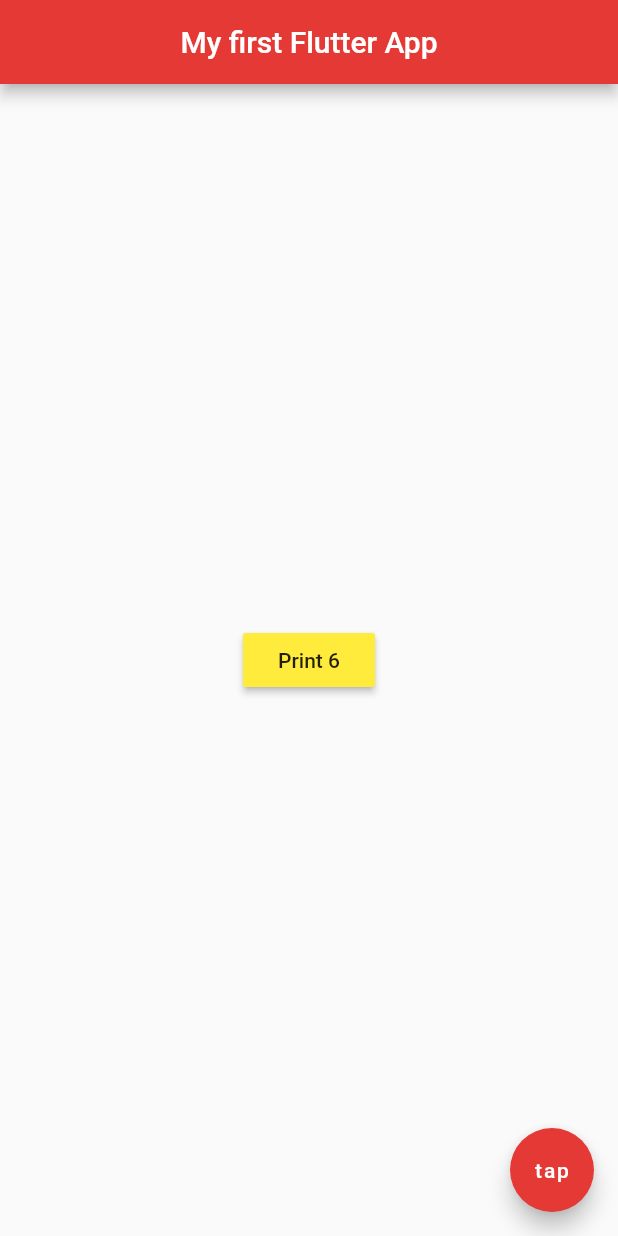
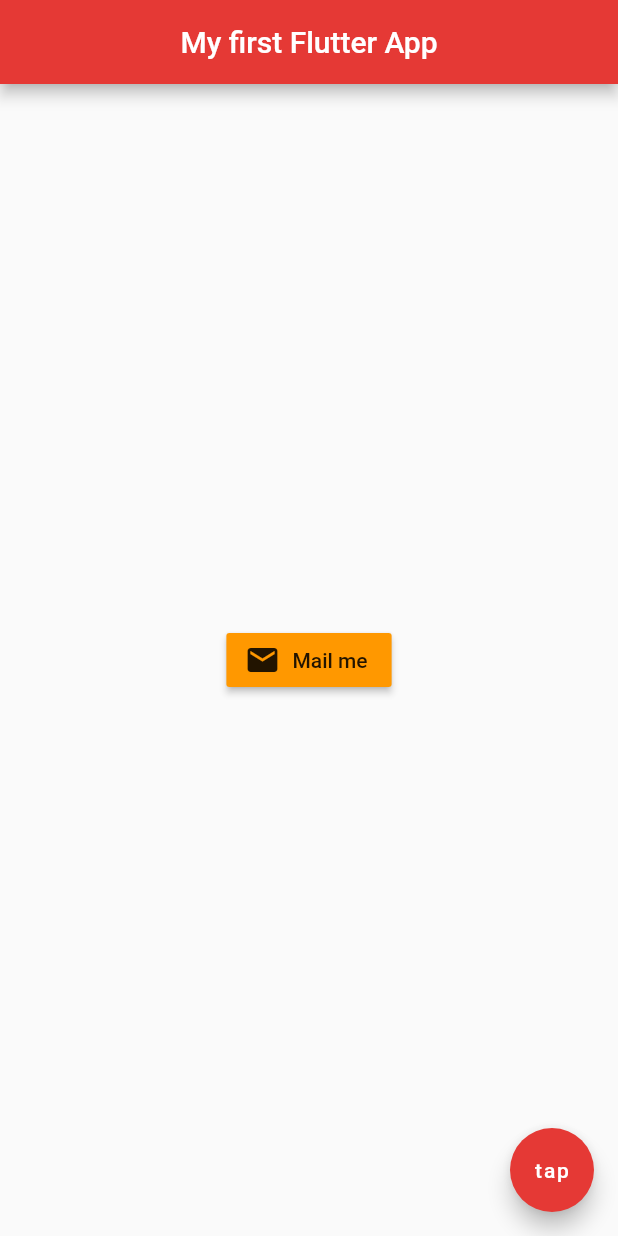
Before and after one commit to kapiljhajhria/test_repo3, a Flutter app: the screen it shows after launch, on a phone screen of 412 x 824 dp. Run offline on Flutter 3.47's test engine with Material 2 defaults, Android fonts, the phone set to English and light mode, and no system bars.

Commit message:
Raised Button with icon
using raised button that has icon, and prints 6 to console on clicking it

```diff
--- a/lib/main.dart
+++ b/lib/main.dart
@@ -16,12 +16,13 @@ class Home extends StatelessWidget {
         backgroundColor: Colors.red[600],
       ),
       body: Center(
-        child: RaisedButton(
+        child: RaisedButton.icon(
           onPressed: () {
             print(6);
           },
-          color: Colors.yellow,
-          child: Text('Print 6'),
+          icon: Icon(Icons.mail),
+          color: Colors.orange,
+          label: Text('Mail me'), // label is compulsory
         ),
       ),
       floatingActionButton: FloatingActionButton(
```
